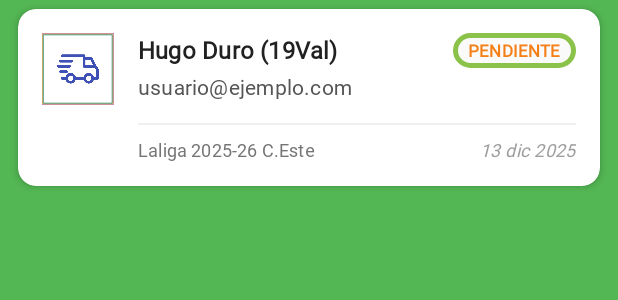
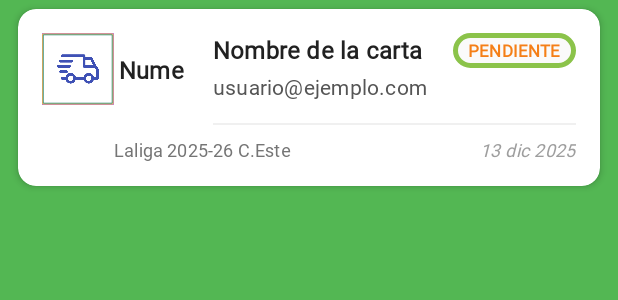
Before and after one commit to isijiga/Proyecto_DAM_202510, an Android app: the layout transaccion_emisor_layout.xml on its own in the app's theme, with its tools: preview values and no code run, on a phone screen of 412 x 824 dp. Shown: the top 300 px of the screen. Run offline under Robolectric (Android 15) with nearby library versions, the phone set to English and light mode, and no system bars.

Commit message:
Intercambio mejorado y nueva función Transaccion

```diff
--- a/app/src/main/java/com/example/proyecto_dam_202510/Dash/Adapters/TransaccionEmisorAdapter.java
+++ b/app/src/main/java/com/example/proyecto_dam_202510/Dash/Adapters/TransaccionEmisorAdapter.java
@@ -37,6 +37,8 @@ public class TransaccionEmisorAdapter extends RecyclerView.Adapter<TransaccionEm
         SimpleDateFormat sdf = new SimpleDateFormat("dd/MM/yyyy HH:mm", Locale.getDefault());
         String fechaAdquision = sdf.format(transaccion.getFechaAdquisicion());
 
+
+        holder.binding.tvItemNumero.setText(transaccion.getNumero());
         holder.binding.tvItemNombre.setText(transaccion.getNombre());
         holder.binding.tvItemEstado.setText(transaccion.getEstado());
         holder.binding.tvItemFecha.setText(fechaAdquision);
--- a/app/src/main/java/com/example/proyecto_dam_202510/Dash/Fragments/GestionTransaccionFragment.java
+++ b/app/src/main/java/com/example/proyecto_dam_202510/Dash/Fragments/GestionTransaccionFragment.java
@@ -56,10 +56,10 @@ public class GestionTransaccionFragment extends Fragment {
             @Override
             public void onConfigureTab(@NonNull TabLayout.Tab tab, int position) {
                 if (position==0){
-                    tab.setText("RECIBIDAS");
+                    tab.setText("Peticiones Recibidas");
 
                 }else{
-                    tab.setText("ENVIADAS");
+                    tab.setText("Peticiones Enviadas");
                 }
             }
         }).attach();
--- a/app/src/main/java/com/example/proyecto_dam_202510/Funciones.java
+++ b/app/src/main/java/com/example/proyecto_dam_202510/Funciones.java
@@ -328,7 +328,7 @@ public class Funciones {
         return mapa;
     }
 
-    public static void pedirCarta(CromoPosesionAgrupadoIntercambio cromo, Context context) {
+    public static void pedirCarta(CromoPosesionAgrupadoIntercambio cromo, Context context, String mensaje) {
         FirebaseAuth mAuth = FirebaseAuth.getInstance();
         FirebaseUser user = mAuth.getCurrentUser();
         FirebaseFirestore db = FirebaseFirestore.getInstance();
@@ -347,6 +347,8 @@ public class Funciones {
         cromoPedidoMap.put("estado","pendiente");
         cromoPedidoMap.put("emailPedidoPor", emailPedidoPor);
         cromoPedidoMap.put("id",cromo.getId());
+        cromoPedidoMap.put("mensaje",mensaje);
+
         List<Task<Void>> tasks = new ArrayList<>();
 
         //for(int i=0;i<cromo.getUsuarioPoseedor().size();i++){
--- a/app/src/main/java/com/example/proyecto_dam_202510/data/pojo/CromoPosesionAgrupadoIntercambio.java
+++ b/app/src/main/java/com/example/proyecto_dam_202510/data/pojo/CromoPosesionAgrupadoIntercambio.java
@@ -40,7 +40,6 @@ public class CromoPosesionAgrupadoIntercambio {
     public void setFechaAdquisicion(Date fechaAdquisicion) {
         this.fechaAdquisicion = fechaAdquisicion;
     }
-
 
 
     public Set<String> getUsuarioPoseedor() {
--- a/app/src/main/java/com/example/proyecto_dam_202510/data/viewdata/Transaccion_vm.java
+++ b/app/src/main/java/com/example/proyecto_dam_202510/data/viewdata/Transaccion_vm.java
@@ -7,6 +7,7 @@ import androidx.lifecycle.MutableLiveData;
 import androidx.lifecycle.ViewModel;
 
 import com.example.proyecto_dam_202510.data.pojo.Transaccion;
+import com.google.android.gms.tasks.OnSuccessListener;
 import com.google.firebase.auth.FirebaseAuth;
 import com.google.firebase.auth.FirebaseUser;
 import com.google.firebase.firestore.EventListener;
@@ -17,6 +18,7 @@ import com.google.firebase.firestore.QueryDocumentSnapshot;
 import com.google.firebase.firestore.QuerySnapshot;
 
 import java.util.ArrayList;
+import java.util.HashMap;
 import java.util.List;
 
 public class Transaccion_vm extends ViewModel {
@@ -112,5 +114,6 @@ public class Transaccion_vm extends ViewModel {
 
 
 
+
     }
 }
--- a/app/src/main/res/layout/transaccion_emisor_layout.xml
+++ b/app/src/main/res/layout/transaccion_emisor_layout.xml
@@ -46,16 +46,28 @@
             tools:text="PENDIENTE" />
 
         <TextView
+            android:id="@+id/tv_item_numero"
+            android:layout_width="50dp"
+            android:layout_height="wrap_content"
+            android:gravity="center"
+            android:text="Nume"
+            android:textSize="16sp"
+            android:textStyle="bold"
+            android:textColor="#212121"
+            app:layout_constraintStart_toEndOf="@+id/imgAvatar"
+            app:layout_constraintTop_toTopOf="parent"
+            app:layout_constraintBottom_toBottomOf="@+id/imgAvatar"/>
+        <TextView
             android:id="@+id/tv_item_nombre"
             android:layout_width="0dp"
             android:layout_height="wrap_content"
             android:layout_marginStart="16dp"
             android:layout_marginEnd="8dp"
-            android:text="Hugo Duro (19Val)"
+            android:text="Nombre de la carta"
             android:textSize="16sp"
             android:textStyle="bold"
             android:textColor="#212121"
-            app:layout_constraintStart_toEndOf="@+id/imgAvatar"
+            app:layout_constraintStart_toEndOf="@+id/tv_item_numero"
             app:layout_constraintEnd_toStartOf="@+id/tv_item_estado"
             app:layout_constraintTop_toTopOf="parent" />
 
@@ -101,7 +113,7 @@
             android:textColor="#757575"
             android:ellipsize="end"
             android:maxLines="1"
-            app:layout_constraintStart_toStartOf="@+id/tv_item_nombre"
+            app:layout_constraintStart_toStartOf="@+id/tv_item_numero"
             app:layout_constraintEnd_toStartOf="@+id/tv_item_fecha"
             app:layout_constraintTop_toBottomOf="@+id/dividerMeta"
             tools:text="Laliga 2025-26 C.Este" />
```
Also changed, not shown: app/src/main/java/com/example/proyecto_dam_202510/Dash/Fragments/CrearColeccionFragment.java (+17 -0 lines), app/src/main/java/com/example/proyecto_dam_202510/Dash/Fragments/IntercambioFragment.java (+36 -8 lines), app/src/main/java/com/example/proyecto_dam_202510/Dash/Fragments/TransaccionFragment.java (+12 -0 lines), app/src/main/java/com/example/proyecto_dam_202510/data/pojo/Transaccion.java (+9 -0 lines), app/src/main/java/com/example/proyecto_dam_202510/data/viewdata/Intercambio_vm.java (+18 -12 lines), app/src/main/res/layout/dialog_mensaje_intercambio.xml (added, +49 -0 lines).
